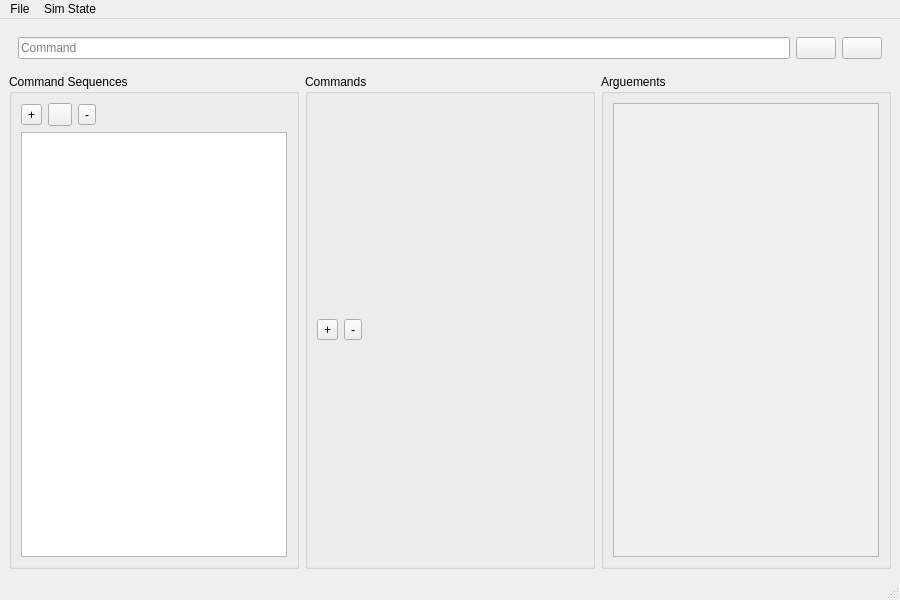
Before: the Qt Designer form ui/MissionPlanner/MPDesigner.ui in Timin8er/CosmicKSP, drawn with Qt 5.
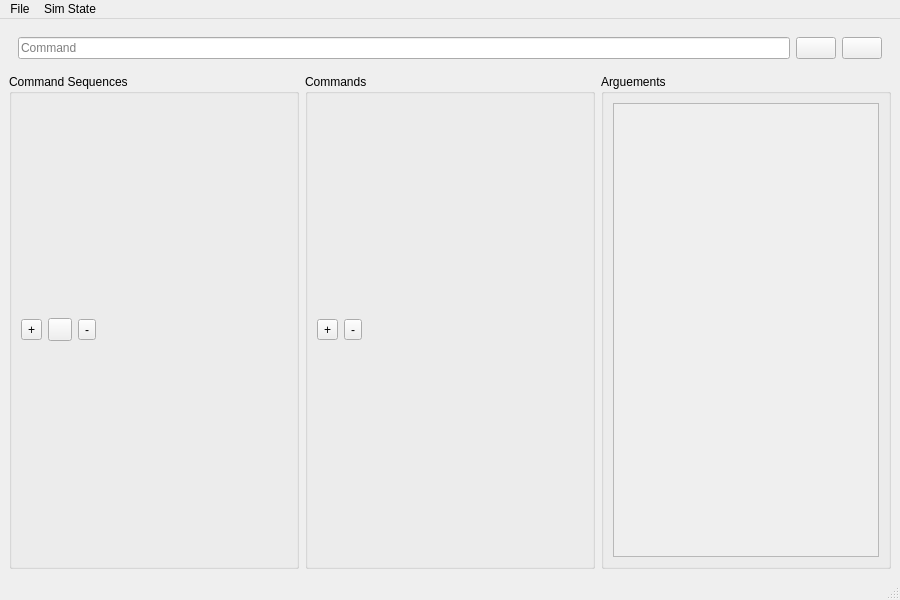
After: the same form once the commit is applied. Icons and pictures are not drawn.

Commit message: separated sequence tree, clears when deselected

Diff of the .ui file:
```diff
--- a/ui/MissionPlanner/MPDesigner.ui
+++ b/ui/MissionPlanner/MPDesigner.ui
@@ -104,9 +104,6 @@
            </item>
           </layout>
          </item>
-         <item>
-          <widget class="QTreeView" name="commandSequencesView"/>
-         </item>
         </layout>
        </widget>
       </item>
```
The commit also changes 5 other files.
